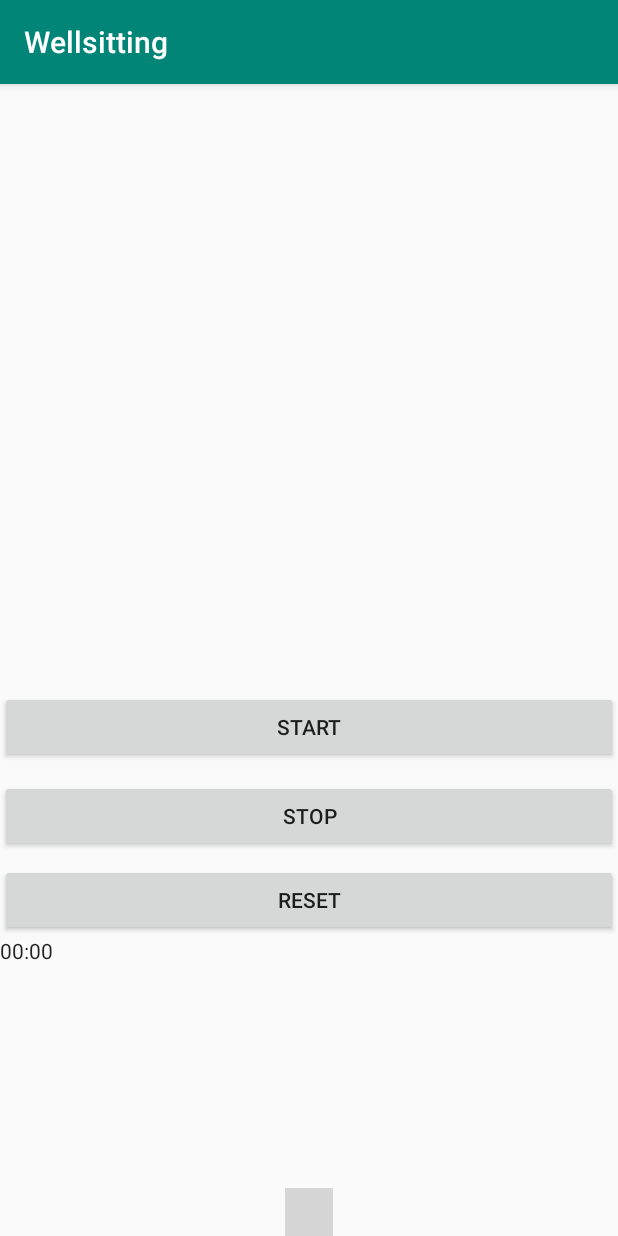
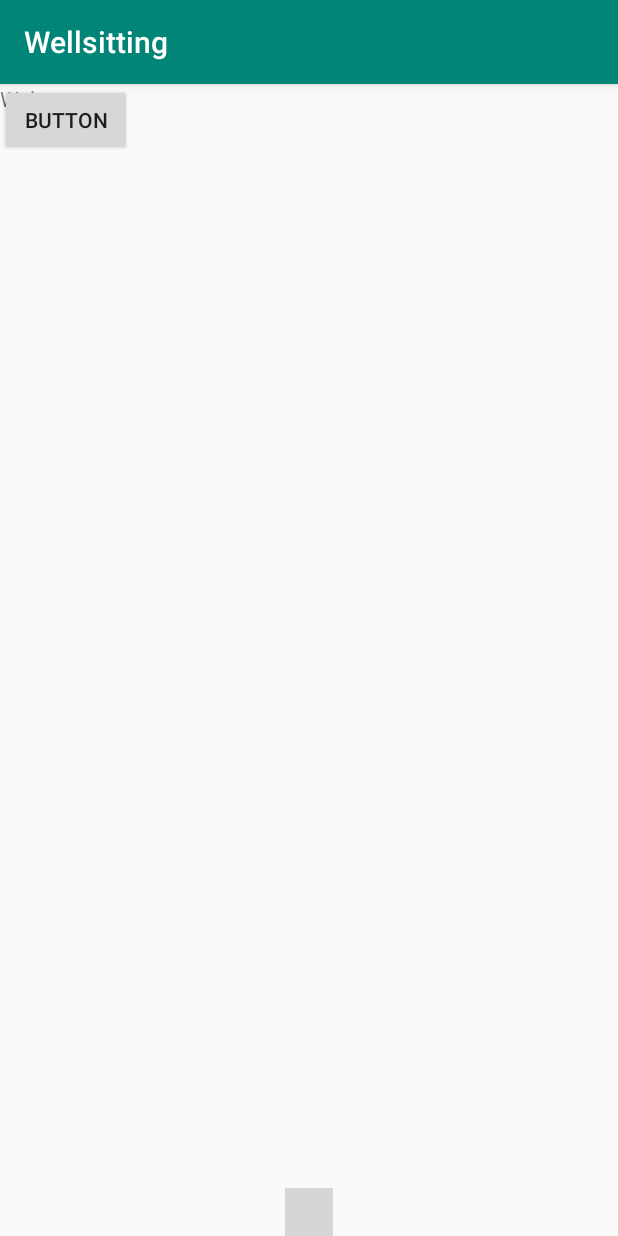
Before and after one commit to jam68ty/Wellsitting, an Android app: the WellSitting screen opened directly, with no data from a screen before it, on a phone screen of 412 x 824 dp. Run offline under Robolectric (Android 15) with nearby library versions, the phone set to English and light mode, and no system bars; our stand-ins replace Firebase (no records; nobody signed in at launch, a user with empty details on screens opened directly); libraries missing offline, so code that uses them is left out: com.hitomi.cmlibrary; plain views replace CircleMenu; 2 statements that could not run were skipped; grey boxes are pictures that could not be loaded.

Commit message:
delete chronometer

```diff
--- a/app/src/main/java/com/example/wellsitting/MainFragment.java
+++ b/app/src/main/java/com/example/wellsitting/MainFragment.java
@@ -3,11 +3,13 @@ package com.example.wellsitting;
 import android.content.Context;
 import android.net.Uri;
 import android.os.Bundle;
+import android.os.SystemClock;
 import android.support.v4.app.Fragment;
 import android.view.LayoutInflater;
 import android.view.View;
 import android.view.ViewGroup;
 import android.widget.Button;
+import android.widget.Chronometer;
 import android.widget.Toast;
 
 
@@ -27,5 +29,7 @@ public class MainFragment extends Fragment {
             }
         });
         return view;
+
+
     }
 }
--- a/app/src/main/java/com/example/wellsitting/WellSitting.java
+++ b/app/src/main/java/com/example/wellsitting/WellSitting.java
@@ -22,10 +22,6 @@ import com.hitomi.cmlibrary.OnMenuStatusChangeListener;
 
 
 public class WellSitting extends AppCompatActivity {
-
-
-
-
 
     GoogleSignInClient mGoogleSignInClient;
     //Button btn_logout;
@@ -73,40 +69,6 @@ public class WellSitting extends AppCompatActivity {
             fragmentTransaction.commit();
         }
 
-
-        Button Start = (Button)findViewById(R.id.start);
-        Button Stop = (Button)findViewById(R.id.stop);
-        Button Reset = (Button)findViewById(R.id.reset);
-        final Chronometer timer = (Chronometer)findViewById(R.id.timer);
-
-        Start.setOnClickListener(new Button.OnClickListener(){
-
-            @Override
-            public void onClick(View arg0) {
-                // TODO Auto-generated method stub
-                timer.start();
-            }});
-
-        Stop.setOnClickListener(new Button.OnClickListener(){
-
-            @Override
-            public void onClick(View arg0) {
-                // TODO Auto-generated method stub
-                timer.stop();
-            }});
-
-        Reset.setOnClickListener(new Button.OnClickListener(){
-
-            @Override
-            public void onClick(View arg0) {
-                // TODO Auto-generated method stub
-                timer.setBase(SystemClock.elapsedRealtime());
-            }});
-
-
-
-
-
     }
     private void indexCircle(int i) {
         switch (i){
--- a/app/src/main/res/layout/activity_well_sitting.xml
+++ b/app/src/main/res/layout/activity_well_sitting.xml
@@ -6,53 +6,15 @@
     android:layout_height="match_parent"
     tools:context=".WellSitting">
 
-    <Button
-        android:id="@+id/start"
-        android:layout_width="fill_parent"
-        android:layout_height="wrap_content"
-        android:layout_marginTop="8dp"
-        android:layout_marginBottom="11dp"
-        android:text="Start"
-        app:layout_constraintBottom_toTopOf="@+id/stop"
-        app:layout_constraintTop_toTopOf="parent"
-        app:layout_constraintVertical_bias="1.0"
-        tools:layout_editor_absoluteX="0dp" />
 
-    <Button
-        android:id="@+id/stop"
-        android:layout_width="fill_parent"
-        android:layout_height="wrap_content"
-        android:layout_marginBottom="8dp"
-        android:text="Stop"
-        app:layout_constraintBottom_toTopOf="@+id/reset"
-        tools:layout_editor_absoluteX="0dp" />
-
-    <Button
-        android:id="@+id/reset"
-        android:layout_width="fill_parent"
-        android:layout_height="wrap_content"
-        android:text="Reset"
-        app:layout_constraintBottom_toTopOf="@+id/timer"
-        tools:layout_editor_absoluteX="16dp" />
-
-    <Chronometer
-        android:id="@+id/timer"
-        android:layout_width="209dp"
-        android:layout_height="56dp"
-        android:layout_gravity="center_horizontal"
-        android:layout_marginBottom="112dp"
-        app:layout_constraintBottom_toTopOf="@+id/circle_menu"
-        tools:layout_editor_absoluteX="101dp" />
 
 
     <FrameLayout
         android:id="@+id/fragment_main"
         android:layout_width="match_parent"
         android:layout_height="match_parent"
-        android:layout_marginBottom="1048dp"
-        app:layout_constraintBottom_toBottomOf="parent"
-        tools:layout_editor_absoluteX="0dp">
-
+        tools:layout_editor_absoluteX="8dp"
+        tools:layout_editor_absoluteY="8dp">
     </FrameLayout>
 
     <com.hitomi.cmlibrary.CircleMenu
--- a/app/src/main/res/layout/fragment_main.xml
+++ b/app/src/main/res/layout/fragment_main.xml
@@ -18,4 +18,6 @@
         android:text="Button" />
 
 
+
+
 </FrameLayout>
```
